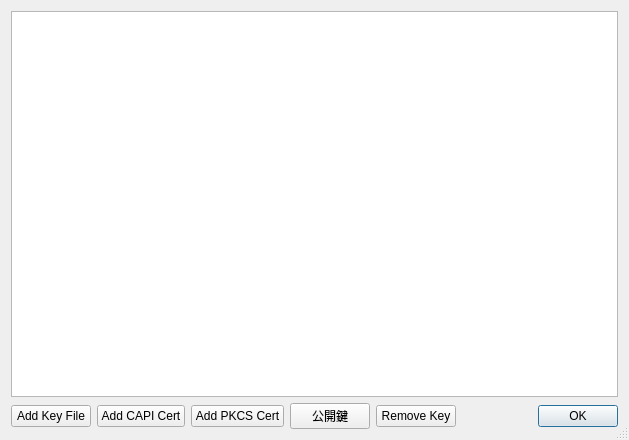
Above: keyviewdlg.ui from zmatsuo/pageant- before the change. Below: the same form after it.
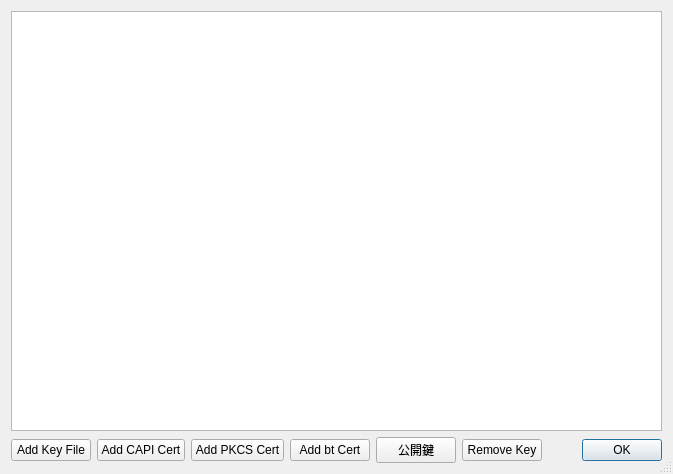
That is the form after the change.

What changed in the file:
```diff
--- a/keyviewdlg.ui
+++ b/keyviewdlg.ui
@@ -6,8 +6,8 @@
    <rect>
     <x>0</x>
     <y>0</y>
-    <width>629</width>
-    <height>440</height>
+    <width>673</width>
+    <height>474</height>
    </rect>
   </property>
   <property name="windowTitle">
@@ -57,6 +57,13 @@
            </property>
           </widget>
          </item>
+         <item>
+          <widget class="QPushButton" name="pushButton_4">
+           <property name="text">
+            <string>Add bt Cert</string>
+           </property>
+          </widget>
+         </item>
          <item>
           <widget class="QPushButton" name="pushButton_3">
            <property name="text">
```
Left out of the diff: 9 changed lines with no effect on the pictures.
